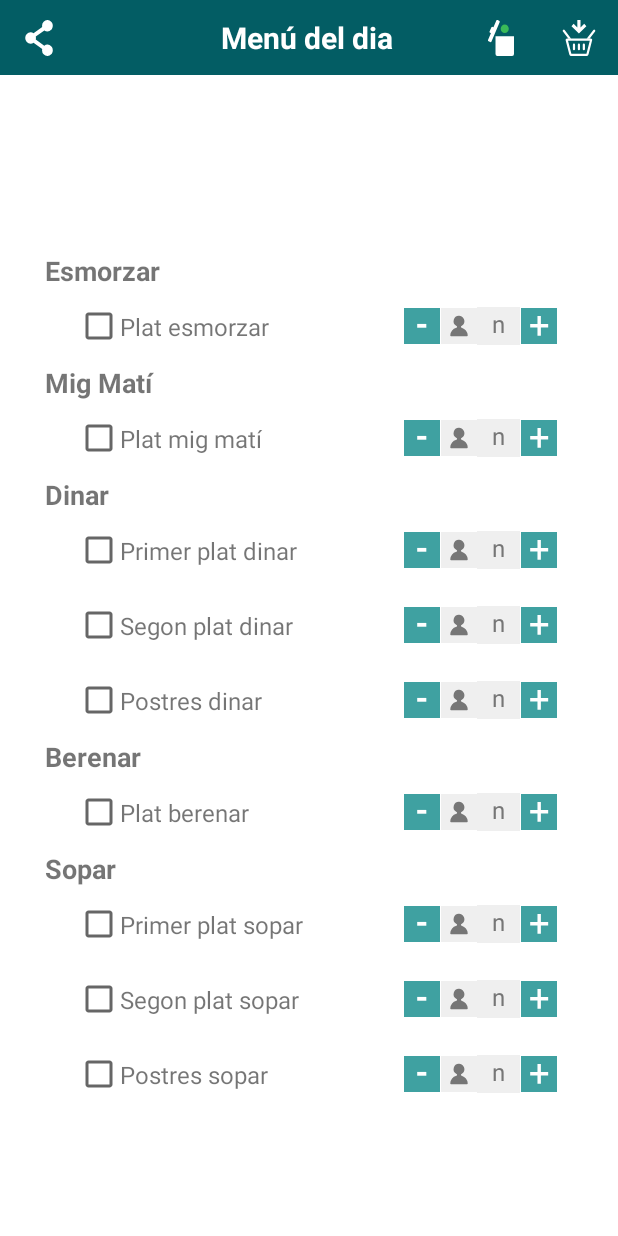
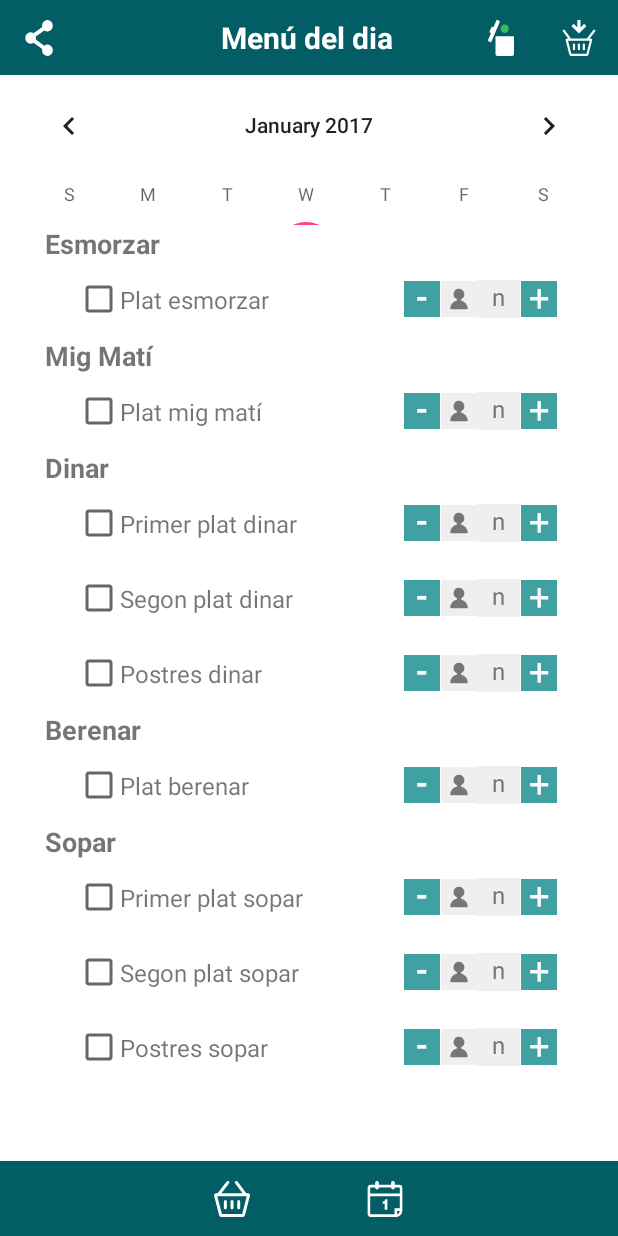
Before and after one commit to gmmns/MenMed, an Android app: the layout activity_menu.xml on its own in the app's theme, with its tools: preview values and no code run, on a phone screen of 412 x 824 dp. Run offline under Robolectric (Android 15) with nearby library versions, the phone set to English and light mode, and no system bars; plain views replace WeekCalendar; network calls fail.

Commit message:
V01 - Ara sí; Scroll dels àpats i composició del Layout arreglada

```diff
--- a/MenMed/app/src/main/java/edu/upc/pda/clemente/laura/menmed/MenuActivity.java
+++ b/MenMed/app/src/main/java/edu/upc/pda/clemente/laura/menmed/MenuActivity.java
@@ -105,7 +105,7 @@ public class MenuActivity extends AppCompatActivity implements DatePickerDialog.
 
         // Attach to the activity
         FragmentTransaction t = getSupportFragmentManager().beginTransaction();
-        t.replace(R.id.calendar, rCalendarFragment);
+        //t.replace(R.id.calendar, rCalendarFragment);
         t.commit();
 
         CalenderListener listener = new CalenderListener() {
@@ -134,7 +134,6 @@ public class MenuActivity extends AppCompatActivity implements DatePickerDialog.
 
         //IMPORTANT: get the year,month and date from picker you using and call setDateWeek method
         Calendar calendar = Calendar.getInstance();
-
         calendar.set(year, monthOfYear, dayOfMonth);
         rCalendarFragment.setDateWeek(calendar);//Sets the selected date from Picker
 
--- a/MenMed/app/src/main/res/layout/activity_menu.xml
+++ b/MenMed/app/src/main/res/layout/activity_menu.xml
@@ -65,14 +65,14 @@
                 android:src="@drawable/ic_add_to_list"
                 android:background="?attr/selectableItemBackgroundBorderless" />
         </LinearLayout>
-        <LinearLayout
+        <!--<LinearLayout
             android:layout_width="match_parent"
             android:layout_height="90dp"
             android:orientation="vertical"
             android:id="@+id/calendar"
-            android:layout_weight="0.09"></LinearLayout>
+            android:layout_weight="0.09"></LinearLayout>-->
 
-        <!--<CalendarView
+        <CalendarView
             android:layout_width="match_parent"
             android:layout_height="100dp"
             android:id="@+id/calendarView3"
@@ -84,21 +84,14 @@
             android:nestedScrollingEnabled="false"
             android:scaleX="1"
             android:scaleY="1"
-            android:scrollIndicators="left|right" />-->
-
-        <!--<noman.weekcalendar.WeekCalendar
-            android:id="@+id/weekCalendar"
-            android:layout_width="match_parent"
-            android:layout_height="65dp"
-            android:background="@color/colorPrimary"
-            android:layout_weight="0.14" />-->
+            android:scrollIndicators="left|right" />
 
         <FrameLayout
             android:layout_width="match_parent"
             android:layout_height="320dp"
             android:layout_marginLeft="30dp"
             android:layout_marginRight="30dp"
-            android:layout_weight="4.50">
+            android:layout_weight="1">
 
             <ScrollView
                 android:layout_width="match_parent"
--- a/MenMed/ramzcalender/src/main/res/layout/calenderview.xml
+++ b/MenMed/ramzcalender/src/main/res/layout/calenderview.xml
@@ -68,7 +68,7 @@
 
     <LinearLayout
         android:layout_width="match_parent"
-        android:layout_height="35dp"
+        android:layout_height="19dp"
         android:orientation="horizontal"
         android:layout_marginTop="2dp">
 
@@ -207,7 +207,7 @@
     <android.support.v4.view.ViewPager
         android:id="@+id/vp_pages"
         android:layout_width="match_parent"
-        android:layout_height="50dp"
+        android:layout_height="41dp"
        />
 
 </LinearLayout>
--- a/MenMed/ramzcalender/src/main/res/layout/weekcell.xml
+++ b/MenMed/ramzcalender/src/main/res/layout/weekcell.xml
@@ -1,9 +1,9 @@
 <?xml version="1.0" encoding="utf-8"?>
 <LinearLayout xmlns:android="http://schemas.android.com/apk/res/android"
     android:orientation="horizontal" android:layout_width="match_parent"
-    android:layout_height="70dp"
     android:background="@android:color/transparent"
-    android:layout_weight="7">
+    android:layout_weight="7"
+    android:layout_height="40dp">
 
     <RelativeLayout
         android:layout_width="0dp"
```
